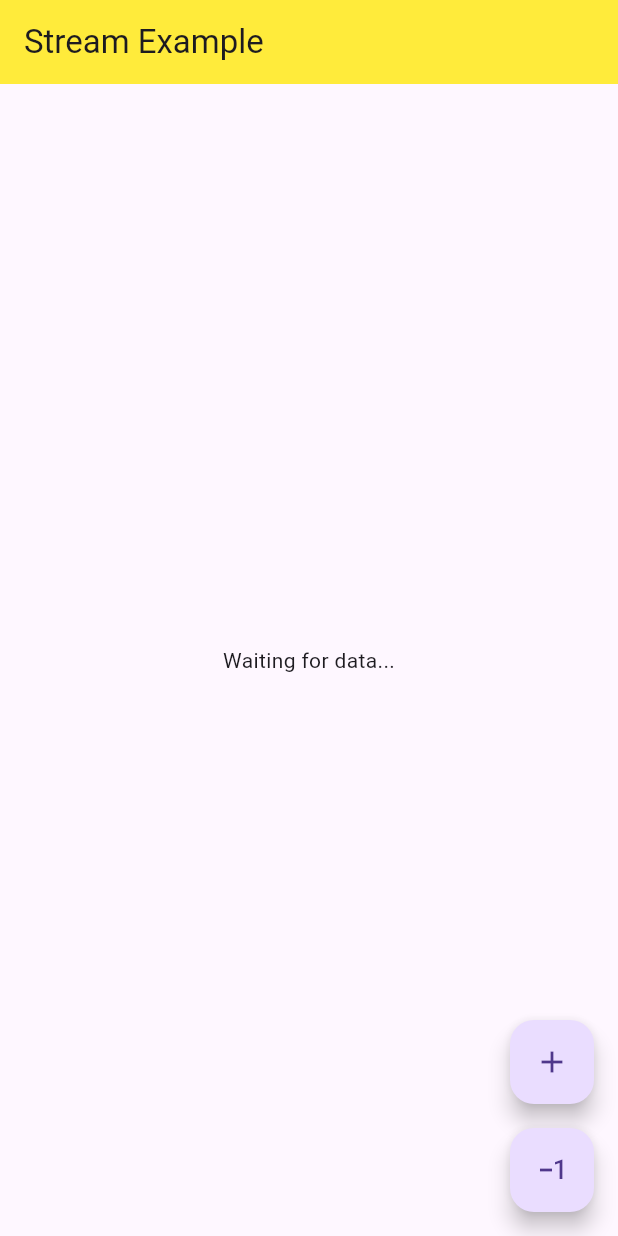
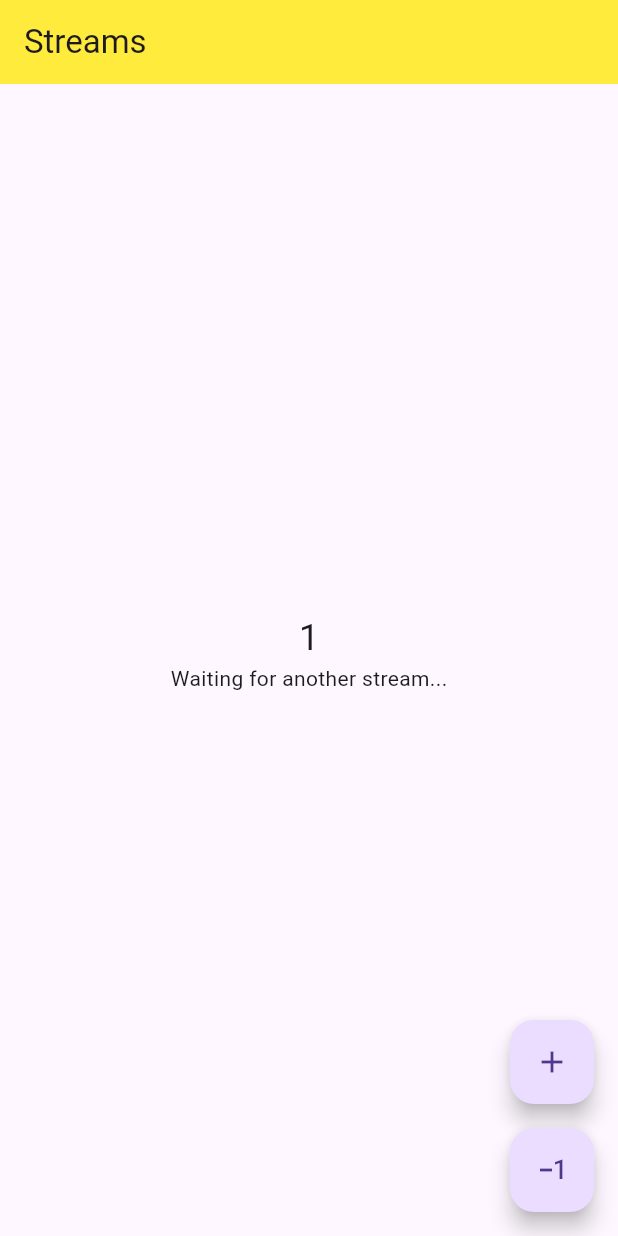
Before and after one commit to ashwanisohaan/todoapp, a Flutter app: the CounterScreen screen opened by its route, on a phone screen of 412 x 824 dp. Run offline on Flutter 3.47's test engine with Material 3 defaults, Android fonts, the phone set to English and light mode, and no system bars; our stand-ins replace go_router, simple_circular_progress_bar.

Commit message:
multiple stream
stream from controller and from aync and yield mehtod

```diff
--- a/lib/screens/counter_page.dart
+++ b/lib/screens/counter_page.dart
@@ -1,31 +1,60 @@
 import 'package:flutter/material.dart';
-import 'package:go_router/go_router.dart';
-import 'package:provider/provider.dart';
-import 'package:todoapp/statemanage/name_provider.dart';
 import 'package:todoapp/statemanage/stream_utility.dart';
 
 class CounterScreen extends StatelessWidget {
-  CounterScreen({super.key});
+  final _streamObj = StreamUtility();
+  CounterScreen({super.key}) {
+    // var subsc1 = _streamObj.counterStream.listen((data) {
+    //   print("First- $data");
+    // });
 
-  final _streamObj = StreamUtility();
+    // var subsc2 = _streamObj.counterStream.listen((data) {
+    //   print("second- $data");
+    // });
+
+    var subscNumber = _streamObj.getNumbers().listen((data) {
+      print("Numbers- ${data}");
+    });
+  }
 
   @override
   Widget build(BuildContext context) {
     return Scaffold(
-      appBar: AppBar(
-        title: Text("Stream Example"),
-        backgroundColor: Colors.yellow,
+      appBar: AppBar(title: Text("Streams"), backgroundColor: Colors.yellow),
+      body: Center(
+        child: Column(
+          mainAxisAlignment: MainAxisAlignment.center,
+          children: [
+            StreamBuilder<int>(
+              stream: _streamObj.getNumbers(),
+              builder: (context, snapshot) {
+                if (snapshot.hasData) {
+                  return Text(
+                    '${snapshot.data}',
+                    style: TextStyle(fontSize: 24),
+                  );
+                } else {
+                  return Text('Waiting for data...');
+                }
+              },
             ),
-      body: Center(
+            SizedBox(
+              height: 30,
               child: StreamBuilder<int>(
                 stream: _streamObj.counterStream,
                 builder: (context, snapshot) {
                   if (snapshot.hasData) {
-              return Text('${snapshot.data}', style: TextStyle(fontSize: 24));
+                    return Text(
+                      '${snapshot.data}',
+                      style: TextStyle(fontSize: 24),
+                    );
                   } else {
-              return Text('Waiting for data...');
+                    return Text('Waiting for another stream...');
                   }
                 },
+              ),
+            ),
+          ],
         ),
       ),
       floatingActionButton: Column(
--- a/lib/statemanage/stream_utility.dart
+++ b/lib/statemanage/stream_utility.dart
@@ -1,9 +1,8 @@
 import 'dart:async';
 
-import 'package:flutter/material.dart';
-
 class StreamUtility {
-  final StreamController<int> _counterControler = StreamController<int>();
+  final StreamController<int> _counterControler =
+      StreamController<int>.broadcast();
   Stream<int> get counterStream => _counterControler.stream;
 
   int _count = 0;
@@ -18,4 +17,11 @@ class StreamUtility {
       _counterControler.sink.add(_count);
     }
   }
+
+  Stream<int> getNumbers() async* {
+    for (int i = 1; i < 20; i++) {
+      await Future.delayed(Duration(seconds: 1));
+      yield i;
+    }
+  }
 }
```
Lines whose indentation alone changed are shown as unchanged.
